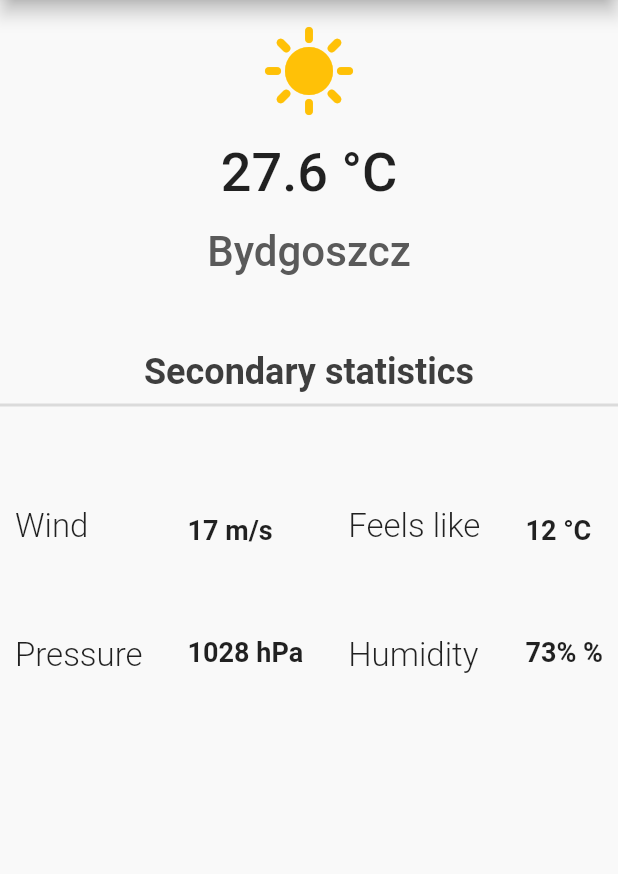
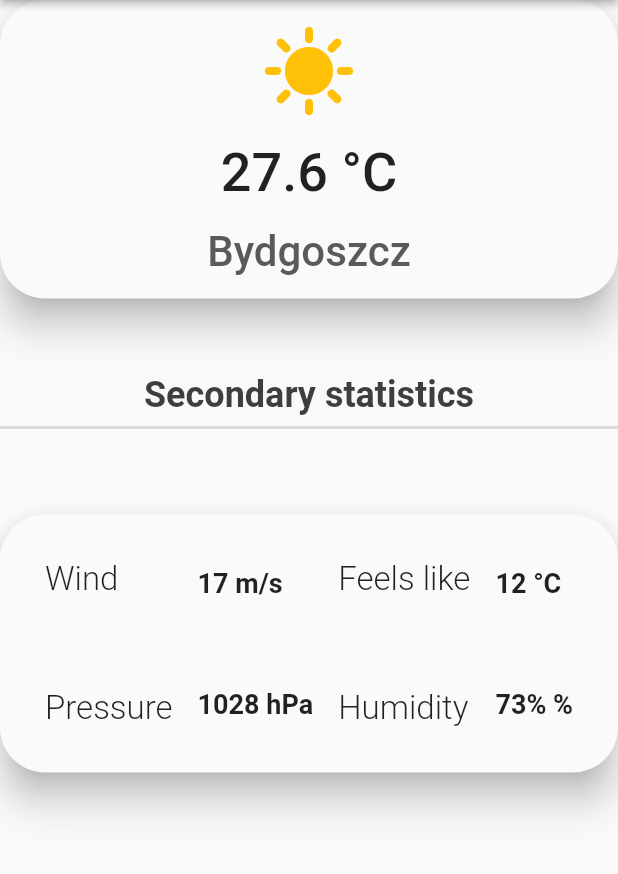
Before and after one commit to itsMike05/Weather-App, a Flutter app: the screen it shows after launch, on a phone screen of 412 x 824 dp, the part 84-958 px from its top. Run offline on Flutter 3.47's test engine with Material 2 defaults, Android fonts, the phone set to English and light mode, and no system bars.

Commit message:
UI changes, mostly borders and elevation

```diff
--- a/lib/pages/additional_info_page.dart
+++ b/lib/pages/additional_info_page.dart
@@ -9,9 +9,12 @@ const sizedBoxHeight = 60.0;
 
 Widget additionalInformation(
     String humidity, String wind, String feelsLike, String pressure) {
-  return Container(
+  return Material(
+    borderRadius: const BorderRadius.all(Radius.circular(30.0)),
+    elevation: 10,
+    child: Container(
       width: double.infinity,
-    padding: const EdgeInsets.all(10.0),
+      padding: const EdgeInsets.all(30.0),
       child: Column(
         mainAxisAlignment: MainAxisAlignment.center,
         crossAxisAlignment: CrossAxisAlignment.center,
@@ -72,5 +75,6 @@ Widget additionalInformation(
           ),
         ],
       ),
+    ),
   );
 }
--- a/lib/pages/home_page.dart
+++ b/lib/pages/home_page.dart
@@ -17,7 +17,7 @@ class _HomePageState extends State<HomePage> {
     return Scaffold(
       backgroundColor: const Color.fromARGB(255, 249, 249, 249),
       appBar: AppBar(
-        elevation: 5,
+        elevation: 2,
         backgroundColor: const Color.fromARGB(255, 249, 249, 249),
         centerTitle: true,
         title: const Text(
--- a/lib/pages/weather_page.dart
+++ b/lib/pages/weather_page.dart
@@ -1,29 +1,36 @@
 import 'package:flutter/material.dart';
 
+const sizedBoxHeight = 15.0;
+
 Widget weatherPage(IconData weatherIcon, String temp, String location) {
-  return Center(
+  return Material(
+    elevation: 10,
+    borderRadius: const BorderRadius.all(Radius.circular(30.0)),
+    child: Center(
       child: Column(
         crossAxisAlignment: CrossAxisAlignment.center,
         mainAxisAlignment: MainAxisAlignment.center,
         children: [
-        const SizedBox(height: 15.0),
+          const SizedBox(height: sizedBoxHeight),
           Icon(
             weatherIcon,
             color: Colors.amber,
             size: 64.0,
           ),
-        const SizedBox(height: 15.0),
+          const SizedBox(height: sizedBoxHeight),
           Text(
             temp,
             style: const TextStyle(fontSize: 36, fontWeight: FontWeight.w500),
           ),
-        const SizedBox(height: 15.0),
+          const SizedBox(height: sizedBoxHeight),
           Text(location,
               style: const TextStyle(
                   fontSize: 28,
                   fontWeight: FontWeight.w500,
                   color: Color(0XFF5a5a5a))),
+          const SizedBox(height: sizedBoxHeight),
         ],
+      ),
     ),
   );
 }
```
Lines whose indentation alone changed are shown as unchanged.
